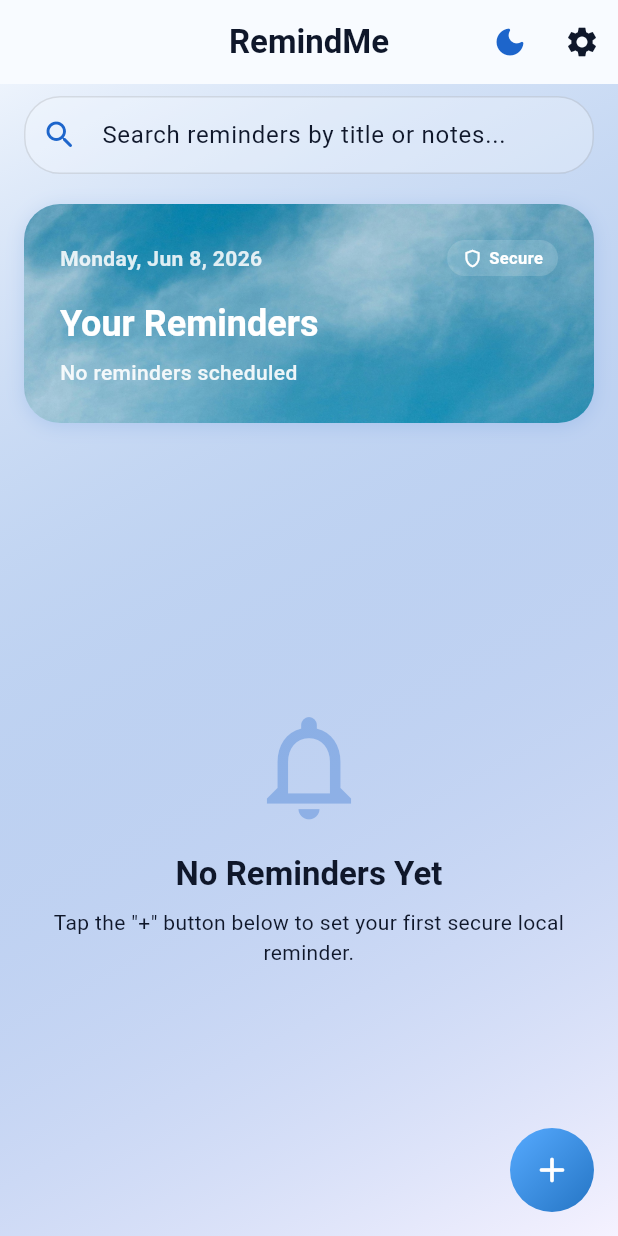
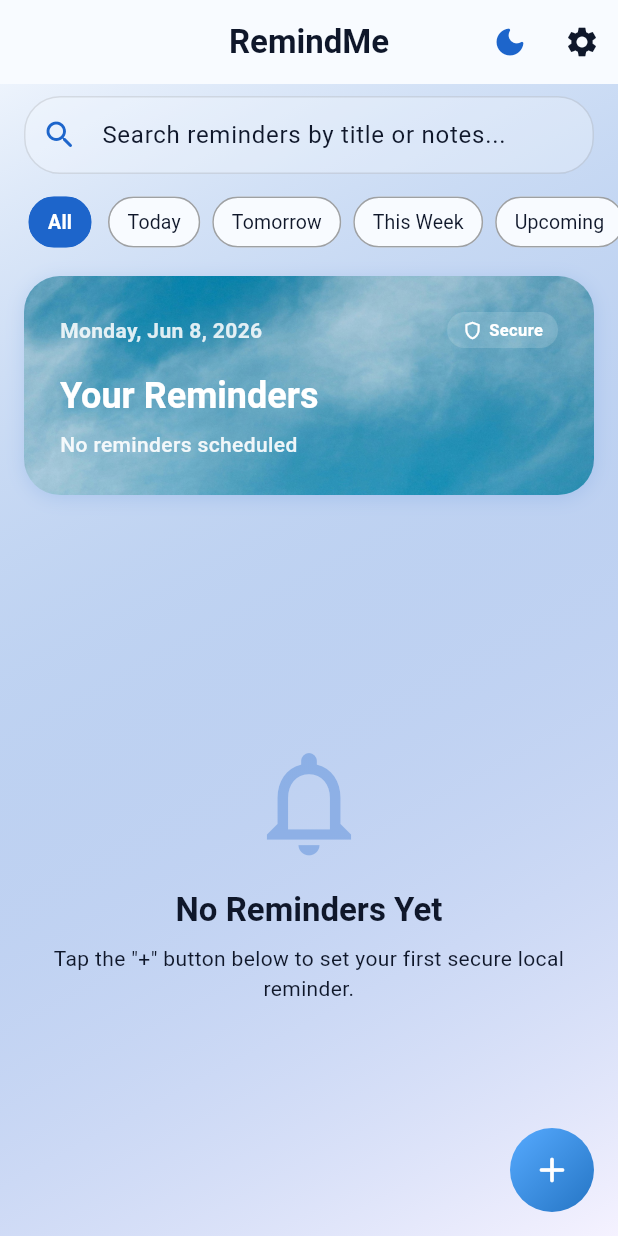
Before and after one commit to shshaheen/RemindMe, a Flutter app: the RemindersDashboardPage screen opened by its route, on a phone screen of 412 x 824 dp. Run offline on Flutter 3.47's test engine with Material 3 defaults, Android fonts, the phone set to English and light mode, and no system bars; our stand-ins replace dartz, flutter_bloc, flutter_local_notifications, flutter_secure_storage, flutter_timezone, flutter_tts and 7 more; accounts and stored records are empty.

Commit message:
add filter option to view remainders based on the filter

```diff
--- /dev/null
+++ b/lib/core/enums/reminder_filter.dart
@@ -0,0 +1,55 @@
+/// Strongly-typed filter that the user can select on the dashboard.
+enum ReminderFilter {
+  all,
+  today,
+  tomorrow,
+  thisWeek,
+  upcoming;
+
+  /// Short label shown inside the filter chip.
+  String get label {
+    switch (this) {
+      case ReminderFilter.all:
+        return 'All';
+      case ReminderFilter.today:
+        return 'Today';
+      case ReminderFilter.tomorrow:
+        return 'Tomorrow';
+      case ReminderFilter.thisWeek:
+        return 'This Week';
+      case ReminderFilter.upcoming:
+        return 'Upcoming';
+    }
+  }
+
+  /// Dynamic subtitle shown in the header card based on the current count.
+  String subtitle(int count) {
+    if (count == 0) {
+      switch (this) {
+        case ReminderFilter.all:
+          return 'No reminders scheduled';
+        case ReminderFilter.today:
+          return 'Nothing scheduled for today';
+        case ReminderFilter.tomorrow:
+          return 'Nothing scheduled for tomorrow';
+        case ReminderFilter.thisWeek:
+          return 'Nothing scheduled this week';
+        case ReminderFilter.upcoming:
+          return 'No upcoming reminders';
+      }
+    }
+    final noun = count == 1 ? 'reminder' : 'reminders';
+    switch (this) {
+      case ReminderFilter.all:
+        return '$count active $noun';
+      case ReminderFilter.today:
+        return '$count $noun today';
+      case ReminderFilter.tomorrow:
+        return '$count $noun tomorrow';
+      case ReminderFilter.thisWeek:
+        return '$count $noun this week';
+      case ReminderFilter.upcoming:
+        return '$count upcoming $noun';
+    }
+  }
+}
--- /dev/null
+++ b/lib/domain/usecases/filter_reminders.dart
@@ -0,0 +1,71 @@
+import '../../core/enums/reminder_filter.dart';
+import '../entities/reminder.dart';
+
+/// Pure domain use case that applies a [ReminderFilter] and an optional text
+/// [query] to a list of [Reminder] objects.
+///
+/// No repository dependency — the caller supplies the full list so this class
+/// remains stateless and trivially testable.
+class FilterRemindersUseCase {
+  const FilterRemindersUseCase();
+
+  /// Returns the subset of [reminders] that match [filter] AND [query].
+  ///
+  /// Filtering order:
+  ///   1. Apply the date-based [filter] window.
+  ///   2. Apply the case-insensitive text [query] (title or description).
+  List<Reminder> call({
+    required List<Reminder> reminders,
+    required ReminderFilter filter,
+    String query = '',
+  }) {
+    final dateFiltered = _applyDateFilter(reminders, filter);
+    return _applyTextSearch(dateFiltered, query);
+  }
+
+  // ---------------------------------------------------------------------------
+  // Private helpers
+  // ---------------------------------------------------------------------------
+
+  List<Reminder> _applyDateFilter(
+    List<Reminder> reminders,
+    ReminderFilter filter,
+  ) {
+    if (filter == ReminderFilter.all) return reminders;
+
+    final now = DateTime.now();
+    final todayStart = DateTime(now.year, now.month, now.day);
+    final todayEnd = todayStart.add(const Duration(days: 1));
+    final tomorrowStart = todayEnd;
+    final tomorrowEnd = tomorrowStart.add(const Duration(days: 1));
+    final weekEnd = todayStart.add(const Duration(days: 7));
+
+    return reminders.where((r) {
+      final dt = r.reminderDateTime;
+      switch (filter) {
+        case ReminderFilter.all:
+          return true;
+        case ReminderFilter.today:
+          return dt.isAfter(todayStart.subtract(const Duration(microseconds: 1))) &&
+              dt.isBefore(todayEnd);
+        case ReminderFilter.tomorrow:
+          return dt.isAfter(tomorrowStart.subtract(const Duration(microseconds: 1))) &&
+              dt.isBefore(tomorrowEnd);
+        case ReminderFilter.thisWeek:
+          return dt.isAfter(todayStart.subtract(const Duration(microseconds: 1))) &&
+              dt.isBefore(weekEnd);
+        case ReminderFilter.upcoming:
+          return dt.isAfter(todayStart.subtract(const Duration(microseconds: 1)));
+      }
+    }).toList();
+  }
+
+  List<Reminder> _applyTextSearch(List<Reminder> reminders, String query) {
+    if (query.isEmpty) return reminders;
+    final lower = query.toLowerCase();
+    return reminders.where((r) {
+      return r.title.toLowerCase().contains(lower) ||
+          r.description.toLowerCase().contains(lower);
+    }).toList();
+  }
+}
--- a/lib/presentation/reminders/blocs/reminders_event.dart
+++ b/lib/presentation/reminders/blocs/reminders_event.dart
@@ -1,4 +1,5 @@
 import 'package:freezed_annotation/freezed_annotation.dart';
+import '../../../core/enums/reminder_filter.dart';
 import '../../../domain/entities/reminder.dart';
 
 part 'reminders_event.freezed.dart';
@@ -21,4 +22,7 @@ class RemindersEvent with _$RemindersEvent {
 
   const factory RemindersEvent.snoozeReminder({required String reminderId}) =
       SnoozeReminder;
+
+  const factory RemindersEvent.filterChanged({required ReminderFilter filter}) =
+      FilterChanged;
 }
--- a/lib/presentation/reminders/blocs/reminders_state.dart
+++ b/lib/presentation/reminders/blocs/reminders_state.dart
@@ -1,4 +1,5 @@
 import 'package:freezed_annotation/freezed_annotation.dart';
+import '../../../core/enums/reminder_filter.dart';
 import '../../../domain/entities/reminder.dart';
 
 part 'reminders_state.freezed.dart';
@@ -7,8 +8,10 @@ part 'reminders_state.freezed.dart';
 class RemindersState with _$RemindersState {
   const factory RemindersState.initial() = RemindersInitial;
   const factory RemindersState.loading() = RemindersLoading;
-  const factory RemindersState.loaded({required List<Reminder> reminders}) =
-      RemindersLoaded;
+  const factory RemindersState.loaded({
+    required List<Reminder> reminders,
+    @Default(ReminderFilter.all) ReminderFilter activeFilter,
+  }) = RemindersLoaded;
   const factory RemindersState.error({required String message}) =
       RemindersError;
 }
--- a/lib/presentation/reminders/pages/reminders_dashboard_page.dart
+++ b/lib/presentation/reminders/pages/reminders_dashboard_page.dart
@@ -2,6 +2,7 @@ import 'package:flutter/material.dart';
 import 'package:flutter_bloc/flutter_bloc.dart';
 import 'package:go_router/go_router.dart';
 
+import '../../../core/enums/reminder_filter.dart';
 import '../../../core/router/app_router.dart';
 import '../../../domain/entities/app_settings.dart';
 import '../../../domain/entities/reminder.dart';
@@ -11,6 +12,7 @@ import '../../settings/blocs/settings_state.dart';
 import '../blocs/reminders_bloc.dart';
 import '../blocs/reminders_event.dart';
 import '../blocs/reminders_state.dart';
+import '../widgets/reminder_filter_chips.dart';
 import '../widgets/reminders_header_card.dart';
 import '../widgets/reminders_list_view.dart';
 
@@ -41,6 +43,10 @@ class _RemindersDashboardPageState extends State<RemindersDashboardPage> {
   void _onSearchChanged(String query) => context.read<RemindersBloc>().add(
     RemindersEvent.searchReminders(query: query),
   );
+
+  void _onFilterChanged(ReminderFilter filter) => context
+      .read<RemindersBloc>()
+      .add(RemindersEvent.filterChanged(filter: filter));
 
   void _onEdit(Reminder reminder) =>
       context.push(AppRouter.editReminderScreen, extra: reminder);
@@ -79,13 +85,31 @@ class _RemindersDashboardPageState extends State<RemindersDashboardPage> {
           children: [
             _buildSearchBar(context),
 
-            // Header card — uses BlocSelector to avoid full rebuilds
-            BlocSelector<RemindersBloc, RemindersState, int>(
-              selector: (state) =>
-                  state.maybeWhen(loaded: (r) => r.length, orElse: () => 0),
-              builder: (_, count) => RemindersHeaderCard(
+            // Filter chips — BlocSelector rebuilds only when activeFilter changes
+            BlocSelector<RemindersBloc, RemindersState, ReminderFilter>(
+              selector: (state) => state.maybeWhen(
+                loaded: (_, filter) => filter,
+                orElse: () => ReminderFilter.all,
+              ),
+              builder: (_, activeFilter) => Padding(
+                padding: const EdgeInsets.only(bottom: 8),
+                child: ReminderFilterChips(
+                  activeFilter: activeFilter,
+                  onFilterSelected: _onFilterChanged,
+                ),
+              ),
+            ),
+
+            // Header card — BlocSelector rebuilds only when count or filter changes
+            BlocSelector<RemindersBloc, RemindersState, (int, ReminderFilter)>(
+              selector: (state) => state.maybeWhen(
+                loaded: (reminders, filter) => (reminders.length, filter),
+                orElse: () => (0, ReminderFilter.all),
+              ),
+              builder: (_, record) => RemindersHeaderCard(
                 isDarkMode: isDarkMode,
-                reminderCount: count,
+                reminderCount: record.$1,
+                activeFilter: record.$2,
               ),
             ),
 
--- /dev/null
+++ b/lib/presentation/reminders/widgets/reminder_filter_chips.dart
@@ -0,0 +1,61 @@
+import 'package:flutter/material.dart';
+import '../../../core/enums/reminder_filter.dart';
+
+/// Horizontally scrollable row of filter chips.
+///
+/// Purely presentational — the parent owns all state and dispatch.
+class ReminderFilterChips extends StatelessWidget {
+  final ReminderFilter activeFilter;
+  final void Function(ReminderFilter filter) onFilterSelected;
+
+  const ReminderFilterChips({
+    super.key,
+    required this.activeFilter,
+    required this.onFilterSelected,
+  });
+
+  @override
+  Widget build(BuildContext context) {
+    final colorScheme = Theme.of(context).colorScheme;
+
+    return SizedBox(
+      height: 40,
+      child: ListView(
+        scrollDirection: Axis.horizontal,
+        padding: const EdgeInsets.symmetric(horizontal: 16),
+        children: ReminderFilter.values.map((filter) {
+          final isSelected = filter == activeFilter;
+          return Padding(
+            padding: const EdgeInsets.only(right: 8),
+            child: FilterChip(
+              label: Text(filter.label),
+              selected: isSelected,
+              onSelected: (_) => onFilterSelected(filter),
+              backgroundColor: colorScheme.surfaceVariant.withOpacity(0.4),
+              selectedColor: colorScheme.primary,
+              checkmarkColor: colorScheme.onPrimary,
+              labelStyle: TextStyle(
+                color: isSelected
+                    ? colorScheme.onPrimary
+                    : colorScheme.onSurfaceVariant,
+                fontWeight:
+                    isSelected ? FontWeight.w600 : FontWeight.w400,
+                fontSize: 13,
+              ),
+              shape: RoundedRectangleBorder(
+                borderRadius: BorderRadius.circular(20),
+                side: BorderSide(
+                  color: isSelected
+                      ? colorScheme.primary
+                      : colorScheme.outline.withOpacity(0.2),
+                ),
+              ),
+              showCheckmark: false,
+              padding: const EdgeInsets.symmetric(horizontal: 4),
+            ),
+          );
+        }).toList(),
+      ),
+    );
+  }
+}
--- a/lib/presentation/reminders/widgets/reminders_header_card.dart
+++ b/lib/presentation/reminders/widgets/reminders_header_card.dart
@@ -1,12 +1,14 @@
 import 'package:flutter/material.dart';
+import '../../../core/enums/reminder_filter.dart';
 
-/// Gradient welcome card showing today's date and the total reminder count.
+/// Gradient welcome card showing today's date and the active reminder count.
 ///
-/// Accepts [reminderCount] so the parent can feed it from a [BlocSelector],
-/// keeping this widget purely presentational and easy to test.
+/// Accepts [reminderCount] and [activeFilter] from [BlocSelector] in the
+/// parent, keeping this widget purely presentational and easy to test.
 class RemindersHeaderCard extends StatelessWidget {
   final bool isDarkMode;
   final int reminderCount;
+  final ReminderFilter activeFilter;
 
   static const _dayImage = AssetImage('assets/images/day_sky.jpg');
   static const _nightImage = AssetImage('assets/images/night_sky.jpg');
@@ -15,26 +17,38 @@ class RemindersHeaderCard extends StatelessWidget {
     super.key,
     required this.isDarkMode,
     required this.reminderCount,
+    this.activeFilter = ReminderFilter.all,
   });
 
   String _formattedDate() {
     final now = DateTime.now();
     const weekdays = [
-      'Monday', 'Tuesday', 'Wednesday', 'Thursday',
-      'Friday', 'Saturday', 'Sunday',
+      'Monday',
+      'Tuesday',
+      'Wednesday',
+      'Thursday',
+      'Friday',
+      'Saturday',
+      'Sunday',
     ];
     const months = [
-      'Jan', 'Feb', 'Mar', 'Apr', 'May', 'Jun',
-      'Jul', 'Aug', 'Sep', 'Oct', 'Nov', 'Dec',
+      'Jan',
+      'Feb',
+      'Mar',
+      'Apr',
+      'May',
+      'Jun',
+      'Jul',
+      'Aug',
+      'Sep',
+      'Oct',
+      'Nov',
+      'Dec',
     ];
     return '${weekdays[now.weekday - 1]}, ${months[now.month - 1]} ${now.day}, ${now.year}';
   }
 
-  String _countLabel() {
-    if (reminderCount == 0) return 'No reminders scheduled';
-    if (reminderCount == 1) return '1 active reminder';
-    return '$reminderCount active reminders';
-  }
+  String _countLabel() => activeFilter.subtitle(reminderCount);
 
   @override
   Widget build(BuildContext context) {
@@ -65,15 +79,22 @@ class RemindersHeaderCard extends StatelessWidget {
               Text(
                 _formattedDate(),
                 style: TextStyle(
-                  color: Theme.of(context).colorScheme.onPrimary.withOpacity(0.85),
+                  color: Theme.of(
+                    context,
+                  ).colorScheme.onPrimary.withOpacity(0.85),
                   fontWeight: FontWeight.w600,
                   fontSize: 14,
                 ),
               ),
               Container(
-                padding: const EdgeInsets.symmetric(horizontal: 10, vertical: 4),
+                padding: const EdgeInsets.symmetric(
+                  horizontal: 10,
+                  vertical: 4,
+                ),
                 decoration: BoxDecoration(
-                  color: Theme.of(context).colorScheme.onPrimary.withOpacity(0.15),
+                  color: Theme.of(
+                    context,
+                  ).colorScheme.onPrimary.withOpacity(0.15),
                   borderRadius: BorderRadius.circular(12),
                 ),
                 child: Row(
--- a/lib/presentation/reminders/widgets/reminders_list_view.dart
+++ b/lib/presentation/reminders/widgets/reminders_list_view.dart
@@ -43,7 +43,7 @@ class RemindersListView extends StatelessWidget {
               ),
             ),
           ),
-          loaded: (reminders) {
+          loaded: (reminders, _) {
             if (reminders.isEmpty) return const RemindersEmptyState();
 
             return ListView.builder(
```
Also changed, not shown: lib/core/di/injection_container.dart (+9 -1 lines), lib/presentation/reminders/blocs/reminders_bloc.dart (+62 -38 lines), lib/presentation/reminders/blocs/reminders_event.freezed.dart, lib/presentation/reminders/blocs/reminders_state.freezed.dart.
